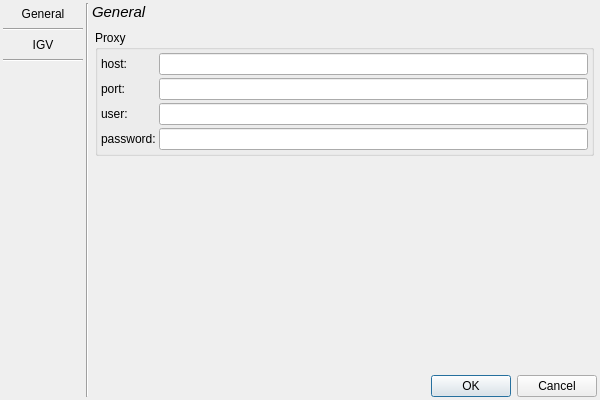
The window that src/GSvar/SettingsDialog.ui (imgag/ngs-bits) describes before a commit, drawn with Qt 5.
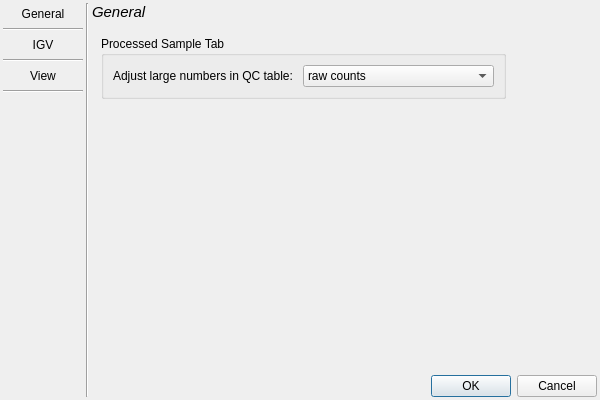
The same window after the commit.

Commit message:
src/GSvar/ProcessedSampleWidget.cpp: added option to format large QC values
src/GSvar/SettingsDialog.*: added setting for modifying the view of large QC numbers

src/cppNGS/FilterCascade.*: added filter to filter AF and SupportReads in lr SVs

```diff
--- a/src/GSvar/SettingsDialog.ui
+++ b/src/GSvar/SettingsDialog.ui
@@ -80,6 +80,23 @@
        </property>
       </widget>
      </item>
+     <item>
+      <widget class="QPushButton" name="btn_view">
+       <property name="text">
+        <string>View</string>
+       </property>
+       <property name="flat">
+        <bool>true</bool>
+       </property>
+      </widget>
+     </item>
+     <item>
+      <widget class="Line" name="line_4">
+       <property name="orientation">
+        <enum>Qt::Horizontal</enum>
+       </property>
+      </widget>
+     </item>
      <item>
       <spacer name="verticalSpacer">
        <property name="orientation">
@@ -105,7 +122,7 @@
    <item row="2" column="2">
     <widget class="QStackedWidget" name="stack">
      <property name="currentIndex">
-      <number>0</number>
+      <number>2</number>
      </property>
      <widget class="QWidget" name="page_general">
       <layout class="QFormLayout" name="formLayout">
@@ -302,6 +319,45 @@
        </item>
       </layout>
      </widget>
+     <widget class="QWidget" name="page_view">
+      <layout class="QFormLayout" name="formLayout_5">
+       <item row="0" column="0">
+        <widget class="QGroupBox" name="groupBox_processedSampleTab">
+         <property name="title">
+          <string>Processed Sample Tab</string>
+         </property>
+         <layout class="QFormLayout" name="formLayout_6">
+          <item row="0" column="0">
+           <widget class="QLabel" name="label_5">
+            <property name="text">
+             <string>Adjust large numbers in QC table: </string>
+            </property>
+           </widget>
+          </item>
+          <item row="0" column="1">
+           <widget class="QComboBox" name="view_adjust_large_numbers">
+            <item>
+             <property name="text">
+              <string>raw counts</string>
+             </property>
+            </item>
+            <item>
+             <property name="text">
+              <string>T, G, M, k modifier</string>
+             </property>
+            </item>
+            <item>
+             <property name="text">
+              <string>use ',' as thousands separator</string>
+             </property>
+            </item>
+           </widget>
+          </item>
+         </layout>
+        </widget>
+       </item>
+      </layout>
+     </widget>
     </widget>
    </item>
    <item row="0" column="2">
```
The commit also changes 5 other files.
